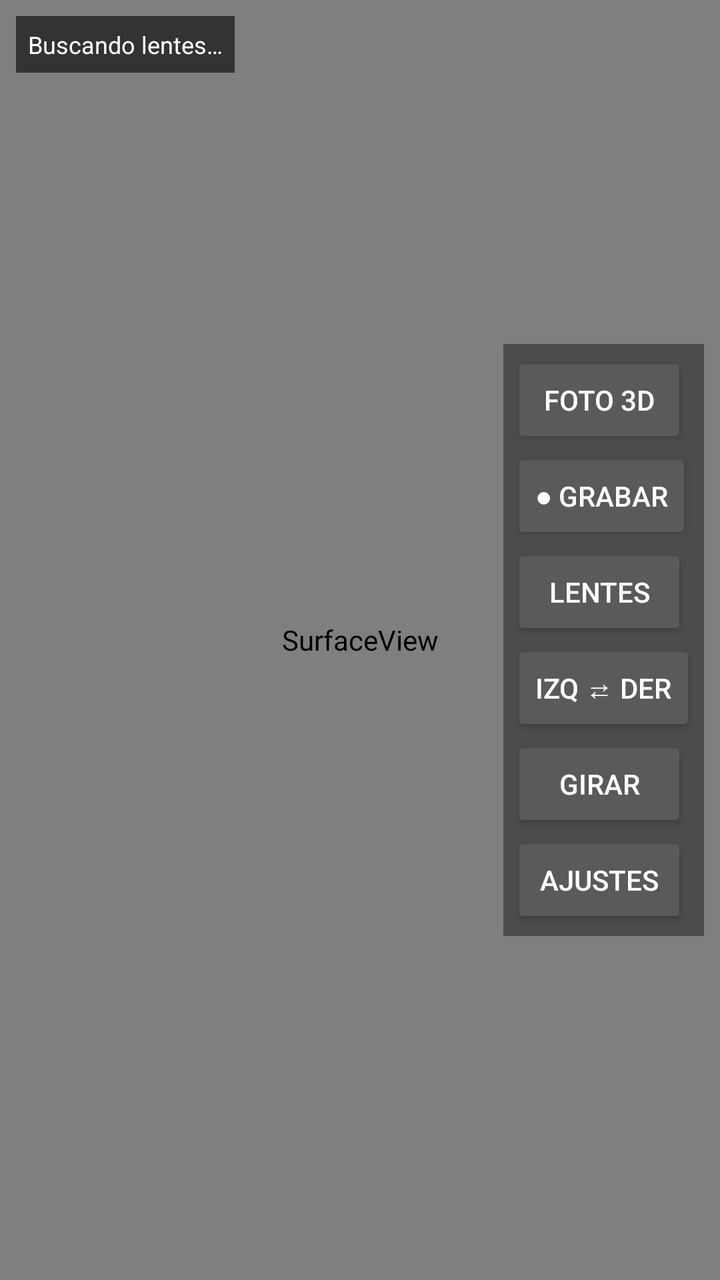
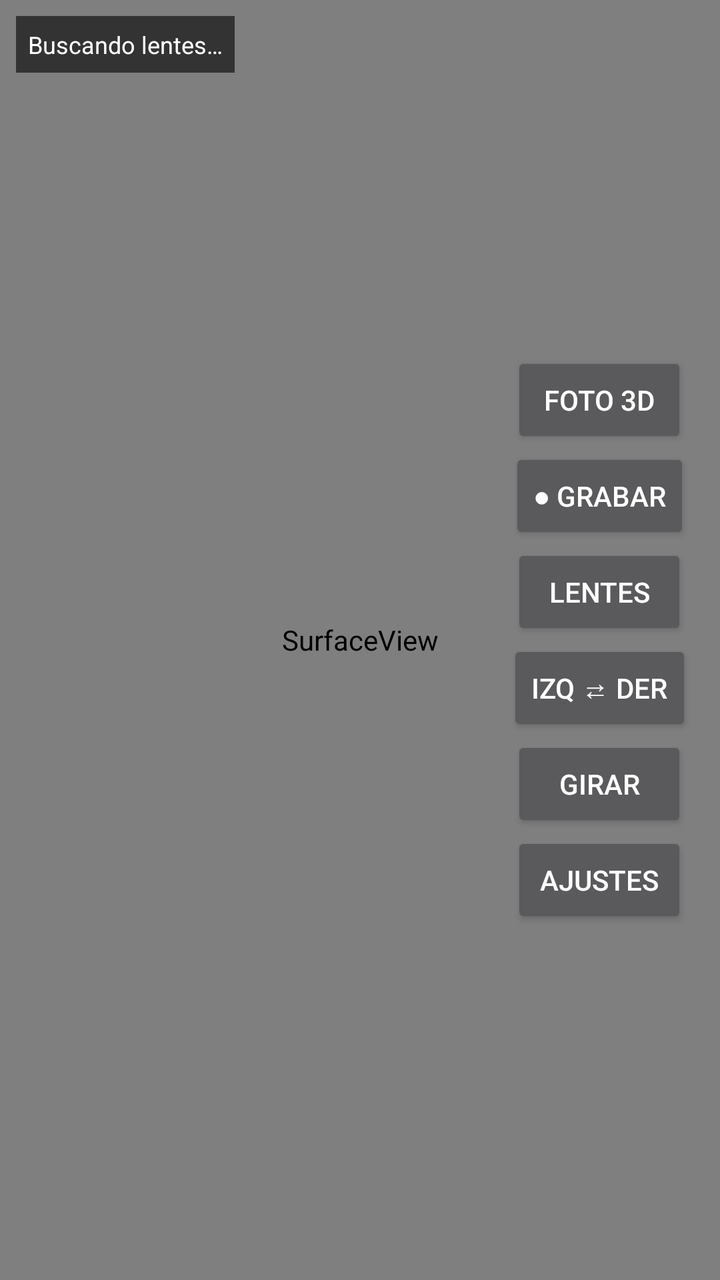

An Android layout rendered at two revisions. The XML below is the earlier revision; the diff shows what the commit changed to produce the second picture.
<!-- AndroidManifest.xml: application theme android:Theme.Material.NoActionBar.Fullscreen -->
<!-- res/layout/activity_main.xml -->
<?xml version="1.0" encoding="utf-8"?>
<FrameLayout xmlns:android="http://schemas.android.com/apk/res/android"
    android:layout_width="match_parent"
    android:layout_height="match_parent"
    android:background="#000000">

    <SurfaceView
        android:id="@+id/surface"
        android:layout_width="match_parent"
        android:layout_height="match_parent" />

    <TextView
        android:id="@+id/info"
        android:layout_width="wrap_content"
        android:layout_height="wrap_content"
        android:layout_gravity="top|start"
        android:layout_margin="8dp"
        android:background="#99000000"
        android:padding="6dp"
        android:text="Buscando lentes…"
        android:textColor="#FFFFFF"
        android:textSize="12sp" />

    <LinearLayout
        android:id="@+id/panel"
        android:layout_width="wrap_content"
        android:layout_height="wrap_content"
        android:layout_gravity="end|center_vertical"
        android:layout_margin="8dp"
        android:background="#66000000"
        android:orientation="vertical"
        android:padding="4dp">

        <Button android:id="@+id/btnPhoto" android:layout_width="wrap_content" android:layout_height="wrap_content" android:text="Foto 3D" />
        <Button android:id="@+id/btnRecord" android:layout_width="wrap_content" android:layout_height="wrap_content" android:text="● Grabar" />
        <Button android:id="@+id/btnPair" android:layout_width="wrap_content" android:layout_height="wrap_content" android:text="Lentes" />
        <Button android:id="@+id/btnSwap" android:layout_width="wrap_content" android:layout_height="wrap_content" android:text="Izq ⇄ Der" />
        <Button android:id="@+id/btnRotate" android:layout_width="wrap_content" android:layout_height="wrap_content" android:text="Girar" />
        <Button android:id="@+id/btnSettings" android:layout_width="wrap_content" android:layout_height="wrap_content" android:text="Ajustes" />
    </LinearLayout>

    <ScrollView
        android:id="@+id/settings"
        android:layout_width="match_parent"
        android:layout_height="210dp"
        android:layout_gravity="bottom"
        android:layout_marginEnd="140dp"
        android:background="#AA000000"
        android:visibility="gone">

        <LinearLayout
            android:id="@+id/settingsBox"
            android:layout_width="match_parent"
            android:layout_height="wrap_content"
            android:orientation="vertical"
            android:padding="6dp" />
    </ScrollView>
</FrameLayout>
<!-- resources referenced by this layout -->
<resources>

</resources>

<!-- the commit's change to res/layout/activity_main.xml (unified diff, before → after) -->
@@ -26,10 +26,9 @@
         android:layout_width="wrap_content"
         android:layout_height="wrap_content"
         android:layout_gravity="end|center_vertical"
-        android:layout_margin="8dp"
-        android:background="#66000000"
-        android:orientation="vertical"
-        android:padding="4dp">
+        android:layout_marginEnd="14dp"
+        android:gravity="center_horizontal"
+        android:orientation="vertical">
 
         <Button android:id="@+id/btnPhoto" android:layout_width="wrap_content" android:layout_height="wrap_content" android:text="Foto 3D" />
         <Button android:id="@+id/btnRecord" android:layout_width="wrap_content" android:layout_height="wrap_content" android:text="● Grabar" />
@@ -44,7 +43,7 @@
         android:layout_width="match_parent"
         android:layout_height="210dp"
         android:layout_gravity="bottom"
-        android:layout_marginEnd="140dp"
+        android:layout_marginEnd="110dp"
         android:background="#AA000000"
         android:visibility="gone">
 
